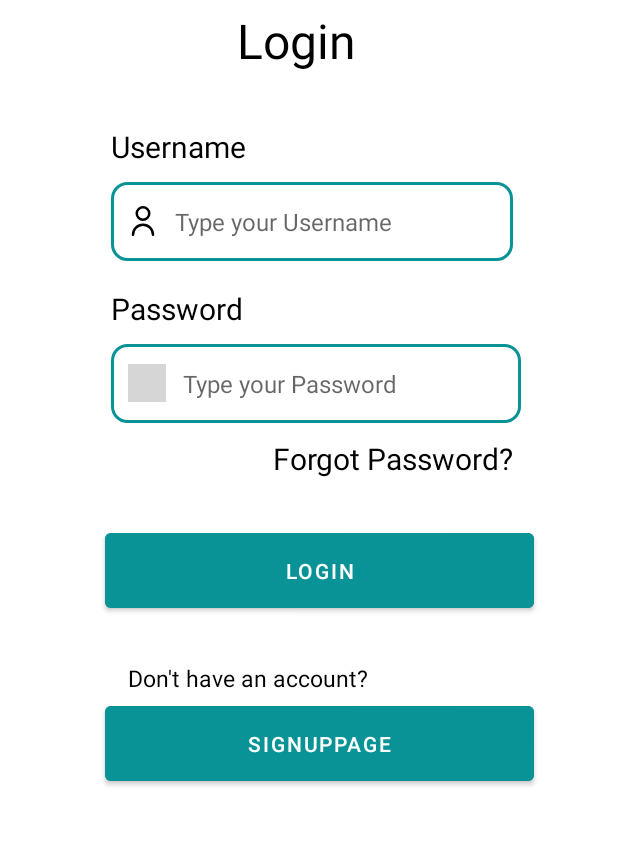
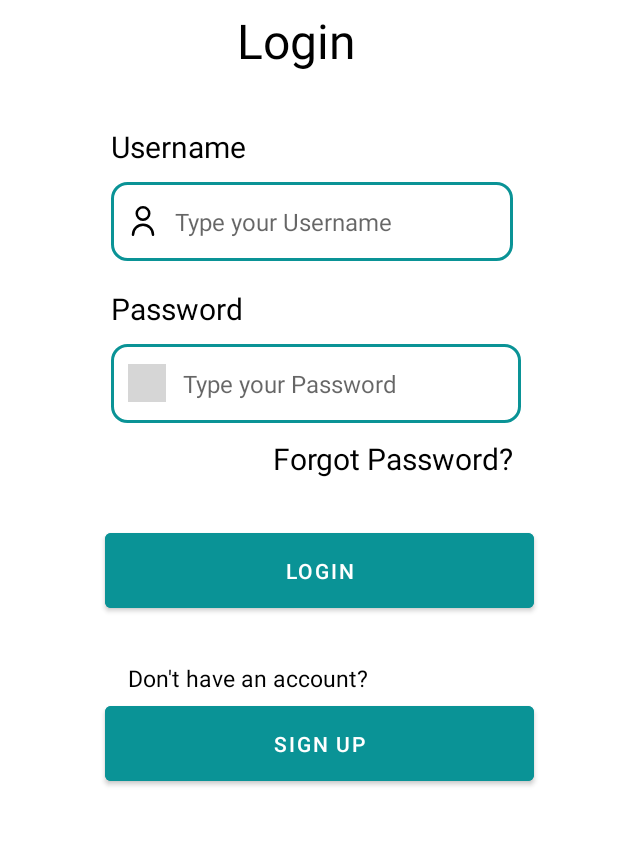
Before and after one commit to Khushi-Sarawagi/TruTribe, an Android app: the screen it shows after launch (LoginActivity), on a phone screen of 412 x 824 dp, the part 302-1148 px from its top. Run offline under Robolectric (Android 15) with nearby library versions, the phone set to English and light mode, and no system bars; grey boxes are pictures that could not be loaded.

Commit message:
Update activity_login.xml

```diff
--- a/app/src/main/res/layout/activity_login.xml
+++ b/app/src/main/res/layout/activity_login.xml
@@ -176,7 +176,7 @@ android:layout_width="wrap_content">
 
     <Button
         android:id="@+id/signup_button"
-        android:text="@string/sign_up"
+        android:text="@string/signup"
         android:layout_width="286dp"
         android:layout_height="62dp"
         android:textColor="@color/white"
```
